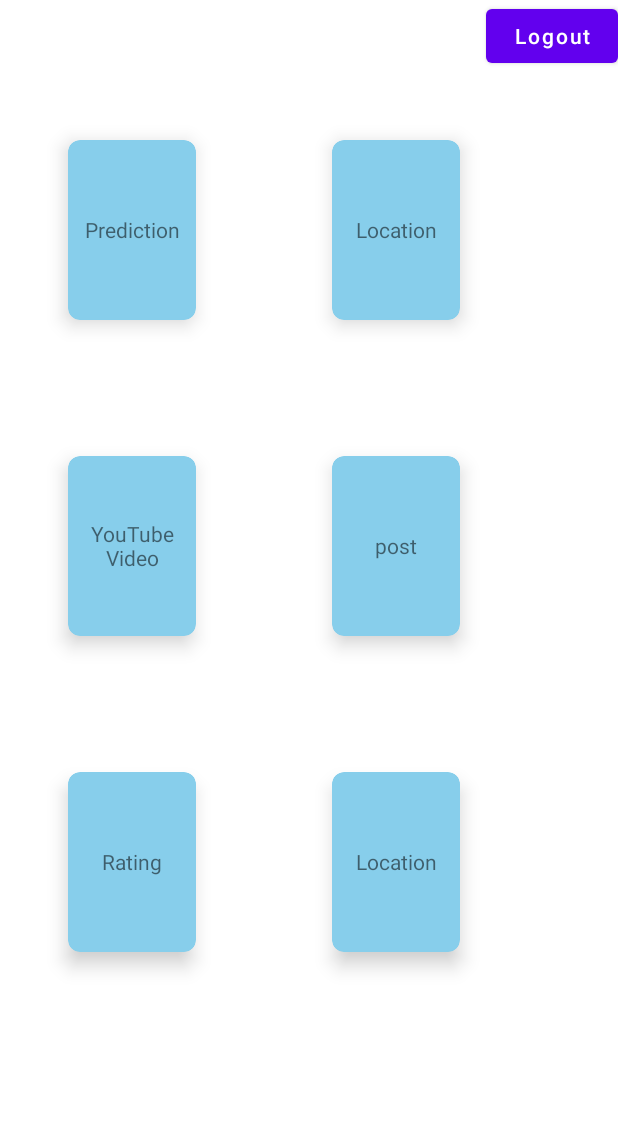
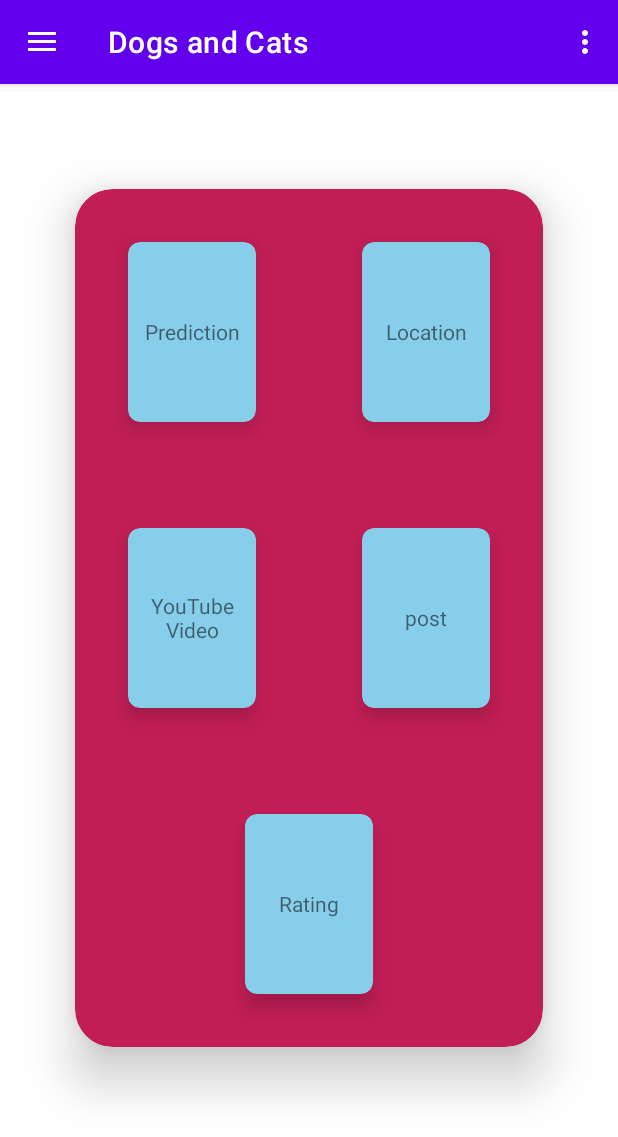
Before and after one commit to BlackHole128/Dog-and-cat-image-prediction, an Android app: the screen it shows after launch once a user with an empty profile is signed in (Home), on a phone screen of 412 x 824 dp. Shown: the top 1137 px of the screen. Run offline under Robolectric (Android 15) with nearby library versions, the phone set to English and light mode, and no system bars; our stand-ins replace Firebase (no records; nobody signed in at launch, a user with empty details on screens opened directly).

Commit message:
androied project

```diff
--- a/app/build.gradle
+++ b/app/build.gradle
@@ -52,4 +52,5 @@ dependencies {
     implementation "com.google.android.gms:play-services-location:15.0.1"
     implementation "com.google.android.gms:play-services-places:17.0.0"
     implementation 'com.pierfrancescosoffritti.androidyoutubeplayer:core:11.1.0'
+    implementation 'com.google.android.material:material:1.4.0'
 }
--- a/app/src/main/AndroidManifest.xml
+++ b/app/src/main/AndroidManifest.xml
@@ -18,6 +18,9 @@
         android:supportsRtl="true"
         android:theme="@style/Theme.DogImagePredection"
         tools:targetApi="31">
+        <activity
+            android:name=".Profile"
+            android:exported="false" />
         <activity
             android:name=".Rating"
             android:exported="false" />
--- a/app/src/main/java/com/example/dogimagepredection/Home.java
+++ b/app/src/main/java/com/example/dogimagepredection/Home.java
@@ -2,22 +2,71 @@ package com.example.dogimagepredection;
 
 import android.content.Intent;
 import android.os.Bundle;
+import android.view.Menu;
+import android.view.MenuItem;
 import android.view.View;
+import android.widget.Toast;
 
+import androidx.annotation.NonNull;
+import androidx.appcompat.app.ActionBar;
+import androidx.appcompat.app.ActionBarDrawerToggle;
 import androidx.appcompat.app.AppCompatActivity;
+import androidx.core.view.GravityCompat;
+import androidx.drawerlayout.widget.DrawerLayout;
 
 import com.example.dogimagepredection.databinding.ActivityHomeBinding;
+import com.google.android.material.navigation.NavigationView;
 import com.google.firebase.auth.FirebaseAuth;
 import com.google.firebase.auth.FirebaseUser;
 
-public class Home extends AppCompatActivity {
+
+public class Home extends AppCompatActivity implements NavigationView.OnNavigationItemSelectedListener {
     ActivityHomeBinding binding;
     FirebaseAuth firebaseAuth;
+    NavigationView navigationView;
+
+    private DrawerLayout drawerLayout;
+
+
     @Override
     protected void onCreate(Bundle savedInstanceState) {
         super.onCreate(savedInstanceState);
         binding = ActivityHomeBinding.inflate(getLayoutInflater());
         setContentView(binding.getRoot());
+
+
+        setSupportActionBar(binding.toolbar);
+
+
+        final ActionBar actionBar = getSupportActionBar();
+        actionBar.setDisplayHomeAsUpEnabled(true);
+        actionBar.setHomeAsUpIndicator(R.drawable.ic_baseline_menu_24);
+
+        drawerLayout = findViewById(R.id.drawer_layout);
+        NavigationView navigationView = findViewById(R.id.nav_view);
+        navigationView.setNavigationItemSelectedListener(this);
+
+        ActionBarDrawerToggle toggle = new ActionBarDrawerToggle(this, drawerLayout, binding.toolbar, R.string.open_nav,
+                R.string.close_nav);
+        drawerLayout.addDrawerListener(toggle);
+        toggle.syncState();
+
+
+
+
+
+
+
+
+
+
+
+
+
+
+
+
+
 
         binding.prediction.setOnClickListener(new View.OnClickListener() {
             @Override
@@ -40,10 +89,44 @@ public class Home extends AppCompatActivity {
                 startActivity(intent);
             }
         });
-        binding.logout.setOnClickListener(new View.OnClickListener() {
+//        binding.logout.setOnClickListener(new View.OnClickListener() {
+//            @Override
+//            public void onClick(View v) {
+////
+//                FirebaseUser currentUser = FirebaseAuth.getInstance().getCurrentUser();
+//                if (currentUser != null) {
+//                    // User is logged in
+//                    String uid = currentUser.getUid();
+//                    Intent intent = new Intent(getApplicationContext(),sign_in.class);
+//                    intent.setFlags(Intent.FLAG_ACTIVITY_CLEAR_TASK|Intent.FLAG_ACTIVITY_NEW_TASK);
+//                    startActivity(intent);
+//                    FirebaseAuth.getInstance().signOut();
+//                }
+//
+//
+//            }
+//        });
+        binding.rating.setOnClickListener(new View.OnClickListener() {
             @Override
             public void onClick(View v) {
-//
+                Intent intent = new Intent(getApplicationContext(),Rating.class);
+                startActivity(intent);
+            }
+        });
+
+    }
+    @Override
+    public boolean onCreateOptionsMenu(Menu menu) {
+        // Inflate the menu; this adds items to the action bar if it is present.
+        getMenuInflater().inflate(R.menu.menu, menu);
+        return true;
+    }
+    @Override
+    public boolean onOptionsItemSelected(MenuItem item) {
+        // Handle item selection
+        switch (item.getItemId()) {
+            case R.id.nav_logout:
+
                 FirebaseUser currentUser = FirebaseAuth.getInstance().getCurrentUser();
                 if (currentUser != null) {
                     // User is logged in
@@ -53,17 +136,57 @@ public class Home extends AppCompatActivity {
                     startActivity(intent);
                     FirebaseAuth.getInstance().signOut();
                 }
+                return true;
+            case R.id.nav_home:
+                Intent intent = new Intent(getApplicationContext(),Home.class);
+                startActivity(intent);
+
+                return true;
+            case android.R.id.home:
+
+                     binding.drawerLayout.openDrawer(GravityCompat.START);
+                return true;
+
+            default:
+                return super.onOptionsItemSelected(item);
+        }
+    }
 
 
-            }
-        });
-        binding.rating.setOnClickListener(new View.OnClickListener() {
-            @Override
-            public void onClick(View v) {
-                Intent intent = new Intent(getApplicationContext(),Rating.class);
-                startActivity(intent);
-            }
-        });
+    @Override
+    public boolean onNavigationItemSelected(@NonNull MenuItem item) {
+        switch (item.getItemId()) {
+            case R.id.nav_home:
 
+                break;
+            case R.id.nav_profile:
+                Intent intent1 = new Intent(getApplicationContext(),Profile.class);
+                startActivity(intent1);
+
+                break;
+            case R.id.nav_logout:
+                Toast.makeText(this, "Logout!", Toast.LENGTH_SHORT).show();
+                FirebaseUser currentUser = FirebaseAuth.getInstance().getCurrentUser();
+                if (currentUser != null) {
+                    // User is logged in
+                    String uid = currentUser.getUid();
+                    Intent intent = new Intent(getApplicationContext(),sign_in.class);
+                    intent.setFlags(Intent.FLAG_ACTIVITY_CLEAR_TASK|Intent.FLAG_ACTIVITY_NEW_TASK);
+                    startActivity(intent);
+                    FirebaseAuth.getInstance().signOut();
+                }
+                break;
+        }
+        drawerLayout.closeDrawer(GravityCompat.START);
+        return true;
     }
+    @Override
+    public void onBackPressed() {
+        if (drawerLayout.isDrawerOpen(GravityCompat.START)) {
+            drawerLayout.closeDrawer(GravityCompat.START);
+        } else {
+            super.onBackPressed();
+        }
+    }
+
 }
--- /dev/null
+++ b/app/src/main/res/drawable/ic_baseline_menu_24.xml
@@ -0,0 +1,5 @@
+<vector android:height="24dp" android:tint="#000000"
+    android:viewportHeight="24" android:viewportWidth="24"
+    android:width="24dp" xmlns:android="http://schemas.android.com/apk/res/android">
+    <path android:fillColor="@android:color/white" android:pathData="M3,18h18v-2L3,16v2zM3,13h18v-2L3,11v2zM3,6v2h18L21,6L3,6z"/>
+</vector>
--- a/app/src/main/res/layout/activity_home.xml
+++ b/app/src/main/res/layout/activity_home.xml
@@ -1,135 +1,174 @@
 <?xml version="1.0" encoding="utf-8"?>
-<LinearLayout xmlns:android="http://schemas.android.com/apk/res/android"
+<androidx.drawerlayout.widget.DrawerLayout
+    xmlns:android="http://schemas.android.com/apk/res/android"
     xmlns:app="http://schemas.android.com/apk/res-auto"
     xmlns:tools="http://schemas.android.com/tools"
+    android:id="@+id/drawer_layout"
     android:layout_width="match_parent"
     android:layout_height="match_parent"
+    android:fitsSystemWindows="true"
+    tools:openDrawer="start"
+    tools:context=".MainActivity">
 
-    android:orientation="vertical"
-    tools:context=".Home"
-    >
+    <!-- Main content layout -->
+    <RelativeLayout
+        android:layout_width="match_parent"
+        android:layout_height="match_parent">
+
+        <LinearLayout
+            android:layout_width="match_parent"
+            android:layout_height="match_parent"
+            android:orientation="vertical">
+
+            <androidx.appcompat.widget.Toolbar
+                android:id="@+id/toolbar"
+                android:layout_width="match_parent"
+                android:layout_height="56dp"
+                android:elevation="4dp"
+                app:title="Dogs and Cats"
+                android:background="@color/purple_500"
+                android:theme="@style/ThemeOverlay.AppCompat.Dark.ActionBar"
+                android:popupTheme="@style/ThemeOverlay.AppCompat.Light" />
+
+            <FrameLayout
+                android:id="@+id/fragment_container"
+                android:layout_width="match_parent"
+                android:layout_height="match_parent" />
+
+        </LinearLayout>
 
         <RelativeLayout
+            android:layout_width="match_parent"
+            android:layout_height="match_parent"
+            android:layout_centerInParent="true">
+
+            <androidx.cardview.widget.CardView
                 android:layout_width="wrap_content"
                 android:layout_height="wrap_content"
-        android:layout_marginTop="0dp">
+                android:layout_centerInParent="true"
+                app:cardBackgroundColor="@color/rose_red"
+                app:cardCornerRadius="25dp"
+                app:cardElevation="20dp">
 
-        <Button
-            android:id="@+id/logout"
-            android:layout_width="wrap_content"
-            android:layout_height="wrap_content"
-            android:layout_alignParentTop="true"
-            android:layout_alignParentRight="true"
-            android:text="Logout"
-            android:textAllCaps="false" />
-    </RelativeLayout>
                 <LinearLayout
                     android:layout_width="wrap_content"
                     android:layout_height="wrap_content"
                     android:gravity="center"
                     android:orientation="vertical">
+
                     <LinearLayout
                         android:layout_width="wrap_content"
                         android:layout_height="wrap_content"
                         android:gravity="center"
                         android:orientation="horizontal">
+
                         <androidx.cardview.widget.CardView
+                            android:id="@+id/prediction"
                             android:layout_width="wrap_content"
                             android:layout_height="wrap_content"
-        android:id="@+id/prediction"
-        android:layout_margin="45dp"
+                            android:layout_margin="35dp"
                             app:cardCornerRadius="8dp"
                             app:cardElevation="8dp"
                             app:cardBackgroundColor="#87CEEB">
+
                             <TextView
                                 android:layout_width="85dp"
                                 android:layout_height="120dp"
                                 android:gravity="center"
-            android:text="Prediction"/>
+                                android:text="Prediction" />
                         </androidx.cardview.widget.CardView>
+
                         <androidx.cardview.widget.CardView
+                            android:id="@+id/Location"
                             android:layout_width="wrap_content"
                             android:layout_height="wrap_content"
-        android:id="@+id/Location"
-        android:layout_margin="45dp"
+                            android:layout_margin="35dp"
                             app:cardCornerRadius="8dp"
                             app:cardElevation="8dp"
                             app:cardBackgroundColor="#87CEEB">
+
                             <TextView
                                 android:layout_width="85dp"
                                 android:layout_height="120dp"
                                 android:gravity="center"
-            android:text="Location"/>
+                                android:text="Location" />
                         </androidx.cardview.widget.CardView>
                     </LinearLayout>
+
                     <LinearLayout
                         android:layout_width="wrap_content"
                         android:layout_height="wrap_content"
                         android:gravity="center"
                         android:orientation="horizontal">
+
                         <androidx.cardview.widget.CardView
+                            android:id="@+id/video"
                             android:layout_width="wrap_content"
                             android:layout_height="wrap_content"
-        android:id="@+id/video"
-        android:layout_margin="45dp"
+                            android:layout_margin="35dp"
                             app:cardCornerRadius="8dp"
                             app:cardElevation="8dp"
                             app:cardBackgroundColor="#87CEEB">
+
                             <TextView
                                 android:layout_width="85dp"
                                 android:layout_height="120dp"
                                 android:gravity="center"
-            android:text="YouTube\nVideo"/>
+                                android:text="YouTube\nVideo" />
                         </androidx.cardview.widget.CardView>
+
                         <androidx.cardview.widget.CardView
+                            android:id="@+id/post"
                             android:layout_width="wrap_content"
                             android:layout_height="wrap_content"
-            android:id="@+id/post"
-            android:layout_margin="45dp"
+                            android:layout_margin="35dp"
                             app:cardCornerRadius="8dp"
                             app:cardElevation="8dp"
                             app:cardBackgroundColor="#87CEEB">
+
                             <TextView
                                 android:layout_width="85dp"
                                 android:layout_height="120dp"
                                 android:gravity="center"
-                android:text="post"/>
+                                android:text="post" />
                         </androidx.cardview.widget.CardView>
                     </LinearLayout>
+
                     <LinearLayout
                         android:layout_width="wrap_content"
                         android:layout_height="wrap_content"
                         android:gravity="center"
                         android:orientation="horizontal">
+
                         <androidx.cardview.widget.CardView
+                            android:id="@+id/rating"
                             android:layout_width="wrap_content"
                             android:layout_height="wrap_content"
-                android:id="@+id/rating"
-                android:layout_margin="45dp"
+                            android:layout_margin="35dp"
                             app:cardCornerRadius="8dp"
                             app:cardElevation="8dp"
                             app:cardBackgroundColor="#87CEEB">
+
                             <TextView
                                 android:layout_width="85dp"
                                 android:layout_height="120dp"
                                 android:gravity="center"
-                    android:text="Rating"/>
-            </androidx.cardview.widget.CardView>
-            <androidx.cardview.widget.CardView
-                android:layout_width="wrap_content"
-                android:layout_height="wrap_content"
-
-                android:layout_margin="45dp"
-                app:cardCornerRadius="8dp"
-                app:cardElevation="8dp"
-                app:cardBackgroundColor="#87CEEB">
-                <TextView
-                    android:layout_width="85dp"
-                    android:layout_height="120dp"
-                    android:gravity="center"
-                    android:text="Location"/>
+                                android:text="Rating" />
                         </androidx.cardview.widget.CardView>
                     </LinearLayout>
                 </LinearLayout>
+            </androidx.cardview.widget.CardView>
 
-</LinearLayout>
+        </RelativeLayout>
+
+    </RelativeLayout>
+
+    <!-- Navigation drawer layout -->
+    <com.google.android.material.navigation.NavigationView
+        android:id="@+id/nav_view"
+        android:layout_width="wrap_content"
+        android:layout_height="match_parent"
+        android:layout_gravity="start"
+        app:menu="@menu/menu" />
+
+</androidx.drawerlayout.widget.DrawerLayout>
--- a/app/src/main/res/layout/activity_rating.xml
+++ b/app/src/main/res/layout/activity_rating.xml
@@ -103,9 +103,11 @@
         android:padding="10dp">
         <ListView
             android:id="@+id/listView_Id"
-            android:listSelector="#D97EE8"
+            android:listSelector="@android:color/transparent"
             android:dividerHeight="2dp"
-            android:divider="#E2FFEB3B"
+            android:scrollbars="vertical"
+            android:divider="@android:color/transparent"
+
             android:layout_width="match_parent"
             android:layout_height="match_parent" />
     </LinearLayout>
--- /dev/null
+++ b/app/src/main/res/menu/menu.xml
@@ -0,0 +1,28 @@
+<?xml version="1.0" encoding="utf-8"?>
+<menu
+    xmlns:android="http://schemas.android.com/apk/res/android"
+    xmlns:tools="http://schemas.android.com/tools"
+    tools:showIn = "navigation_view">
+    <group
+        android:checkableBehavior="single">
+        <item
+            android:id="@+id/nav_home"
+
+            android:title="Home"/>
+        <item
+            android:id="@+id/nav_profile"
+
+            android:title="Profile"/>
+
+
+    </group>
+    <item
+        android:title="">
+        <menu>
+            <item
+                android:id="@+id/nav_logout"
+
+                android:title="Logout"/>
+        </menu>
+    </item>
+</menu>
--- a/app/src/main/res/values/colors.xml
+++ b/app/src/main/res/values/colors.xml
@@ -7,4 +7,5 @@
     <color name="teal_700">#FF018786</color>
     <color name="black">#FF000000</color>
     <color name="white">#FFFFFFFF</color>
+    <color name="rose_red">#C21E56</color>
 </resources>
--- a/app/src/main/res/values/strings.xml
+++ b/app/src/main/res/values/strings.xml
@@ -1,4 +1,8 @@
 <resources>
     <string name="app_name">dog vs cat image prediction</string>
     <string name="title_activity_maps">MapsActivity</string>
+    <string name="open_nav">Open Navigation Drawer</string>
+    <string name="close_nav">Close Navigation Drawer</string>
+    <!-- TODO: Remove or change this placeholder text -->
+    <string name="hello_blank_fragment">Hello blank fragment</string>
 </resources>
```
Also changed, not shown: app/src/main/java/com/example/dogimagepredection/Profile.java (added, +14 -0 lines), app/src/main/res/layout/activity_profile.xml (added, +107 -0 lines), app/src/main/res/layout/appbar.xml (added, +11 -0 lines), app/src/main/res/layout/comment_sample_layout.xml (+17 -2 lines), app/src/main/res/layout/list_item.xml (added, +14 -0 lines), app/src/main/res/layout/nav_hader.xml (added, +18 -0 lines). Lines whose indentation alone changed are shown as unchanged.
